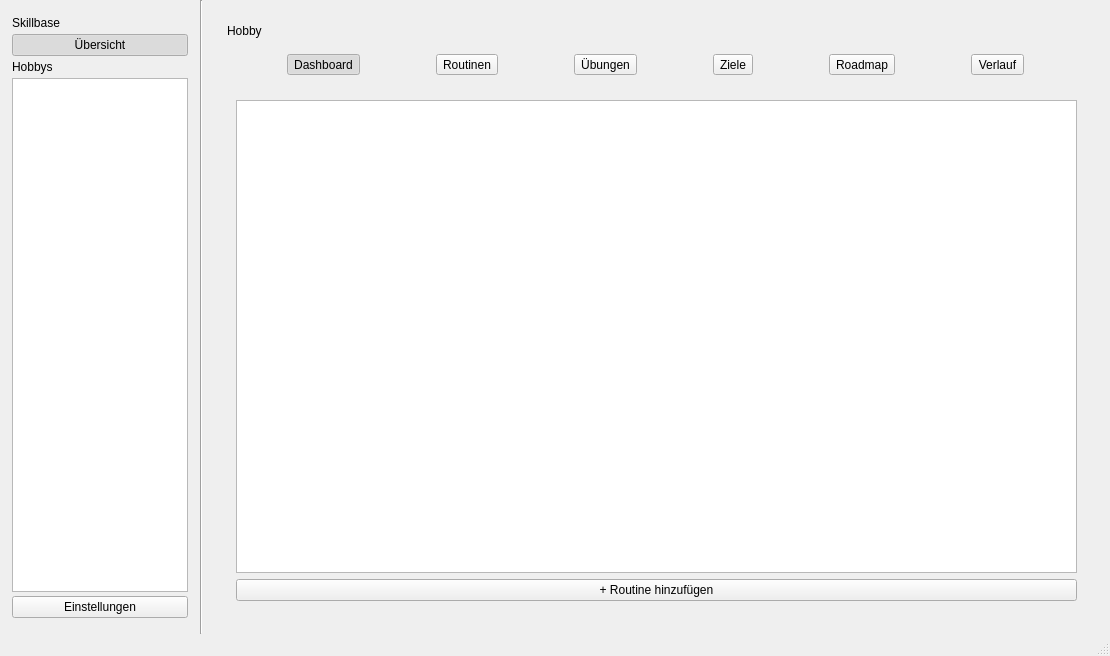
The window that resources/mainwindow.ui (ItsDylan255/Skillbase) describes before a commit, drawn with Qt 5.
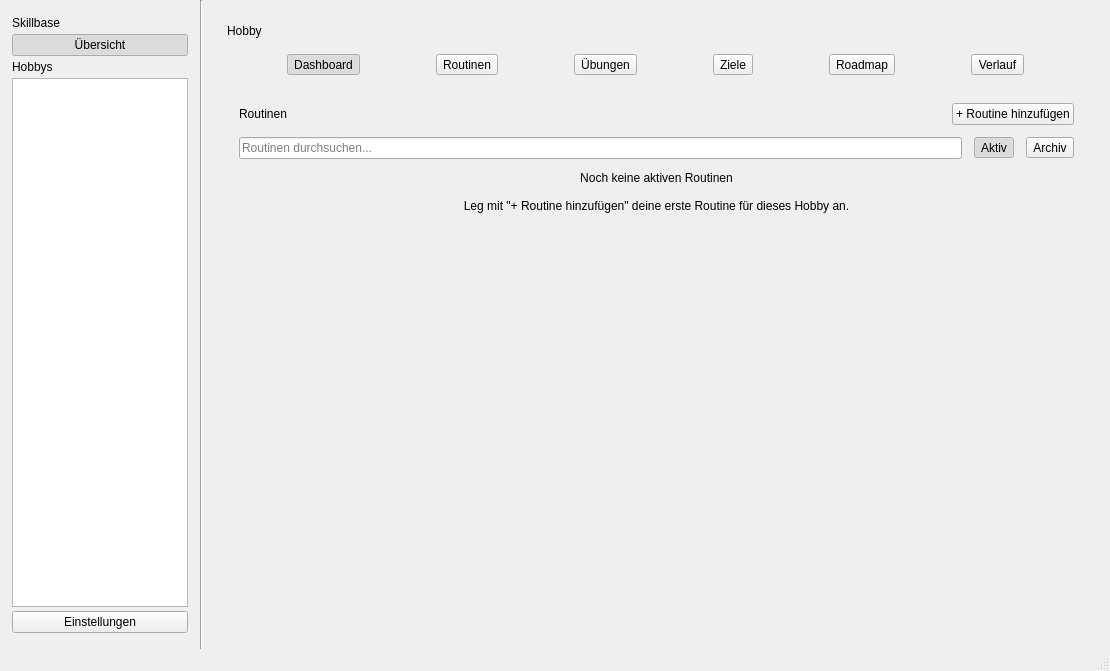
The same window after the commit. The open tabs and pages were chosen to show the change. Custom widgets are drawn as their Qt base class.

Commit message: feat/routines): add routine creation and overview

Diff of the .ui file:
```diff
--- a/resources/mainwindow.ui
+++ b/resources/mainwindow.ui
@@ -7,7 +7,7 @@
     <x>0</x>
     <y>0</y>
     <width>1110</width>
-    <height>656</height>
+    <height>671</height>
    </rect>
   </property>
   <property name="windowTitle">
@@ -1224,14 +1224,239 @@
              </widget>
              <widget class="QWidget" name="routinesPage">
               <layout class="QVBoxLayout" name="routinesPageLayout">
+               <property name="spacing">
+                <number>12</number>
+               </property>
+               <property name="leftMargin">
+                <number>12</number>
+               </property>
+               <property name="topMargin">
+                <number>12</number>
+               </property>
+               <property name="rightMargin">
+                <number>12</number>
+               </property>
+               <property name="bottomMargin">
+                <number>12</number>
+               </property>
                <item>
-                <widget class="QListWidget" name="routineList"/>
+                <layout class="QHBoxLayout" name="routinesHeaderLayout">
+                 <item>
+                  <widget class="QLabel" name="routinesHeaderLabel">
+                   <property name="text">
+                    <string>Routinen</string>
+                   </property>
+                  </widget>
+                 </item>
+                 <item>
+                  <spacer name="routinesHeaderSpacer">
+                   <property name="orientation">
+                    <enum>Qt::Orientation::Horizontal</enum>
+                   </property>
+                   <property name="sizeHint" stdset="0">
+                    <size>
+                     <width>0</width>
+                     <height>0</height>
+                    </size>
+                   </property>
+                  </spacer>
+                 </item>
+                 <item>
+                  <widget class="QPushButton" name="addRoutineButton">
+                   <property name="text">
+                    <string>+ Routine hinzufügen</string>
+                   </property>
+                  </widget>
+                 </item>
+                </layout>
                </item>
                <item>
-                <widget class="QPushButton" name="addRoutineButton">
-                 <property name="text">
-                  <string>+ Routine hinzufügen</string>
+                <layout class="QHBoxLayout" name="routinesFilterLayout">
+                 <item>
+                  <widget class="QLineEdit" name="routineSearchLineEdit">
+                   <property name="placeholderText">
+                    <string>Routinen durchsuchen...</string>
+                   </property>
+                  </widget>
+                 </item>
+                 <item>
+                  <widget class="QToolButton" name="routinesFilterActiveButton">
+                   <property name="text">
+                    <string>Aktiv</string>
+                   </property>
+                   <property name="checkable">
+                    <bool>true</bool>
+                   </property>
+                   <property name="checked">
+                    <bool>true</bool>
+                   </property>
+                   <property name="autoExclusive">
+                    <bool>true</bool>
+                   </property>
+                  </widget>
+                 </item>
+                 <item>
+                  <widget class="QToolButton" name="routinesFilterArchiveButton">
+                   <property name="text">
+                    <string>Archiv</string>
+                   </property>
+                   <property name="checkable">
+                    <bool>true</bool>
+                   </property>
+                   <property name="autoExclusive">
+                    <bool>true</bool>
+                   </property>
+                  </widget>
+                 </item>
+                </layout>
+               </item>
+               <item>
+                <widget class="QStackedWidget" name="routinesViewStack">
+                 <property name="currentIndex">
+                  <number>0</number>
                  </property>
+                 <widget class="QWidget" name="routinesActivePage">
+                  <layout class="QVBoxLayout" name="routinesActivePageLayout">
+                   <property name="spacing">
+                    <number>12</number>
+                   </property>
+                   <property name="leftMargin">
+                    <number>0</number>
+                   </property>
+                   <property name="topMargin">
+                    <number>0</number>
+                   </property>
+                   <property name="rightMargin">
+                    <number>0</number>
+                   </property>
+                   <property name="bottomMargin">
+                    <number>0</number>
+                   </property>
+                   <item>
+                    <widget class="QLabel" name="routinesActiveEmptyLabel">
+                     <property name="text">
+                      <string>Noch keine aktiven Routinen
+
+Leg mit &quot;+ Routine hinzufügen&quot; deine erste Routine für dieses Hobby an.</string>
+                     </property>
+                     <property name="alignment">
+                      <set>Qt::AlignmentFlag::AlignCenter</set>
+                     </property>
+                     <property name="wordWrap">
+                      <bool>true</bool>
+                     </property>
+                    </widget>
+                   </item>
+                   <item>
+                    <widget class="QScrollArea" name="routinesActiveScrollArea">
+                     <property name="frameShape">
+                      <enum>QFrame::Shape::NoFrame</enum>
+                     </property>
+                     <property name="widgetResizable">
+                      <bool>true</bool>
+                     </property>
+                     <widget class="QWidget" name="routineActiveCardsWidget">
+                      <property name="geometry">
+                       <rect>
+                        <x>0</x>
+                        <y>0</y>
+                        <width>835</width>
+                        <height>368</height>
+                       </rect>
+                      </property>
+                      <layout class="QGridLayout" name="routineActiveCardsLayout">
+                       <property name="leftMargin">
+                        <number>0</number>
+                       </property>
+                       <property name="topMargin">
+                        <number>0</number>
+                       </property>
+                       <property name="rightMargin">
+                        <number>0</number>
+                       </property>
+                       <property name="bottomMargin">
+                        <number>0</number>
+                       </property>
+                       <property name="spacing">
+                        <number>12</number>
+                       </property>
+                      </layout>
+                     </widget>
+                    </widget>
+                   </item>
+                  </layout>
+                 </widget>
+                 <widget class="QWidget" name="routinesArchivePage">
+                  <layout class="QVBoxLayout" name="routinesArchivePageLayout">
+                   <property name="spacing">
+                    <number>12</number>
+                   </property>
+                   <property name="leftMargin">
+                    <number>0</number>
+                   </property>
+                   <property name="topMargin">
+                    <number>0</number>
+                   </property>
+                   <property name="rightMargin">
+                    <number>0</number>
+                   </property>
+                   <property name="bottomMargin">
+                    <number>0</number>
+                   </property>
+                   <item>
+                    <widget class="QLabel" name="routinesArchiveEmptyLabel">
+                     <property name="text">
+                      <string>Noch keine archivierten Routinen
+
+Sobald du eine Routine archivierst, landet sie hier.</string>
+                     </property>
+                     <property name="alignment">
+                      <set>Qt::AlignmentFlag::AlignCenter</set>
+                     </property>
+                     <property name="wordWrap">
+                      <bool>true</bool>
+                     </property>
+                    </widget>
+                   </item>
+                   <item>
+                    <widget class="QScrollArea" name="routinesArchiveScrollArea">
+                     <property name="frameShape">
+                      <enum>QFrame::Shape::NoFrame</enum>
+                     </property>
+                     <property name="widgetResizable">
+                      <bool>true</bool>
+                     </property>
+                     <widget class="QWidget" name="routineArchiveCardsWidget">
+                      <property name="geometry">
+                       <rect>
+                        <x>0</x>
+                        <y>0</y>
+                        <width>86</width>
+                        <height>16</height>
+                       </rect>
+                      </property>
+                      <layout class="QGridLayout" name="routineArchiveCardsLayout">
+                       <property name="leftMargin">
+                        <number>0</number>
+                       </property>
+                       <property name="topMargin">
+                        <number>0</number>
+                       </property>
+                       <property name="rightMargin">
+                        <number>0</number>
+                       </property>
+                       <property name="bottomMargin">
+                        <number>0</number>
+                       </property>
+                       <property name="spacing">
+                        <number>12</number>
+                       </property>
+                      </layout>
+                     </widget>
+                    </widget>
+                   </item>
+                  </layout>
+                 </widget>
                 </widget>
                </item>
               </layout>
```
Left out of the diff: 22 changed lines with no effect on the pictures. The commit also changes 14 other files.
